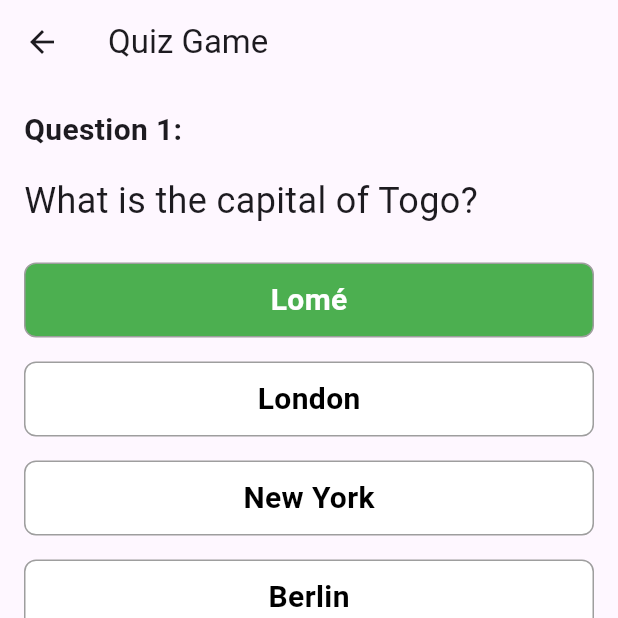
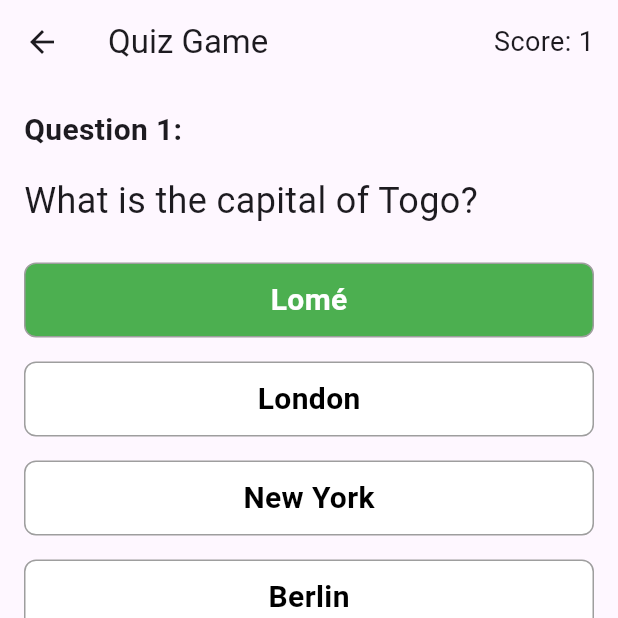
Before and after one commit to Hikuluno/Projet_ProgM, a Flutter app: the QuizPage screen opened by its route, after a tap on "Lomé", on a phone screen of 412 x 824 dp, the top half of it. Run offline on Flutter 3.47's test engine with Material 2 defaults, Android fonts, the phone set to English and light mode, and no system bars; missing offline and left inert: filesystem_picker, flutter_p2p_connection.

Commit message:
le truc de coiuleur de j'ai galeré à faire is done

```diff
--- a/lib/screens/quiz_question.dart
+++ b/lib/screens/quiz_question.dart
@@ -15,6 +15,9 @@ class _QuizPageState extends State<QuizPage> {
       _selectedOptionIndex; // The index of the selected option (null means no option is selected)
   bool _isAnsweredCorrectly =
       false; // Whether the selected option is the correct answer
+  int _score = 0;
+
+  bool _isTapped = false;
 
   Future<void> _loadQuizData() async {
     final String jsonString =
@@ -33,9 +36,13 @@ class _QuizPageState extends State<QuizPage> {
 
   void _selectOption(int? optionIndex) {
     setState(() {
+      _isTapped = true;
       _selectedOptionIndex = optionIndex;
       _isAnsweredCorrectly =
           optionIndex == _quizData[_currentQuestionIndex]['answer'];
+      if (_isAnsweredCorrectly) {
+        _score++; // Increment the score if the answer is correct
+      }
     });
   }
 
@@ -44,7 +51,12 @@ class _QuizPageState extends State<QuizPage> {
       _currentQuestionIndex++;
       _selectedOptionIndex = null; // Reset the selected option index
       _isAnsweredCorrectly = false; // Reset the answer status
+      _isTapped = false; // Reset the tapped status
     });
+  }
+
+  _QuizPageState() : super() {
+    _score = 0;
   }
 
   @override
@@ -53,6 +65,17 @@ class _QuizPageState extends State<QuizPage> {
       return Scaffold(
         appBar: AppBar(
           title: Text('Quiz Game'),
+          actions: [
+            Padding(
+              padding: const EdgeInsets.only(right: 16.0),
+              child: Center(
+                child: Text(
+                  'Score: $_score',
+                  style: const TextStyle(fontSize: 18.0),
+                ),
+              ),
+            ),
+          ],
         ),
         body: Center(
           child: CircularProgressIndicator(),
@@ -62,10 +85,21 @@ class _QuizPageState extends State<QuizPage> {
       return Scaffold(
         appBar: AppBar(
           title: Text('Quiz Game'),
+          actions: [
+            Padding(
+              padding: const EdgeInsets.only(right: 16.0),
+              child: Center(
+                child: Text(
+                  'Score: $_score',
+                  style: const TextStyle(fontSize: 18.0),
+                ),
+              ),
+            ),
+          ],
         ),
         body: Center(
             child: Text(
-          "No more questions !\nDamn you are such a genius",
+          _score == 2 ? "You are a genius!" : "You are a noob!",
           style: TextStyle(
             fontSize: 24.0,
           ),
@@ -78,6 +112,17 @@ class _QuizPageState extends State<QuizPage> {
       return Scaffold(
         appBar: AppBar(
           title: Text('Quiz Game'),
+          actions: [
+            Padding(
+              padding: const EdgeInsets.only(right: 16.0),
+              child: Center(
+                child: Text(
+                  'Score: $_score',
+                  style: const TextStyle(fontSize: 18.0),
+                ),
+              ),
+            ),
+          ],
         ),
         body: Column(
           crossAxisAlignment: CrossAxisAlignment.start,
@@ -122,7 +167,12 @@ class _QuizPageState extends State<QuizPage> {
                             ? _isAnsweredCorrectly
                                 ? Colors.green
                                 : Colors.red
-                            : Colors.white,
+                            : _isTapped &&
+                                    index ==
+                                        _quizData[_currentQuestionIndex]
+                                            ['answer']
+                                ? Colors.green
+                                : Colors.white,
                         borderRadius: BorderRadius.circular(8.0),
                         border: Border.all(color: Colors.grey),
                       ),
```
